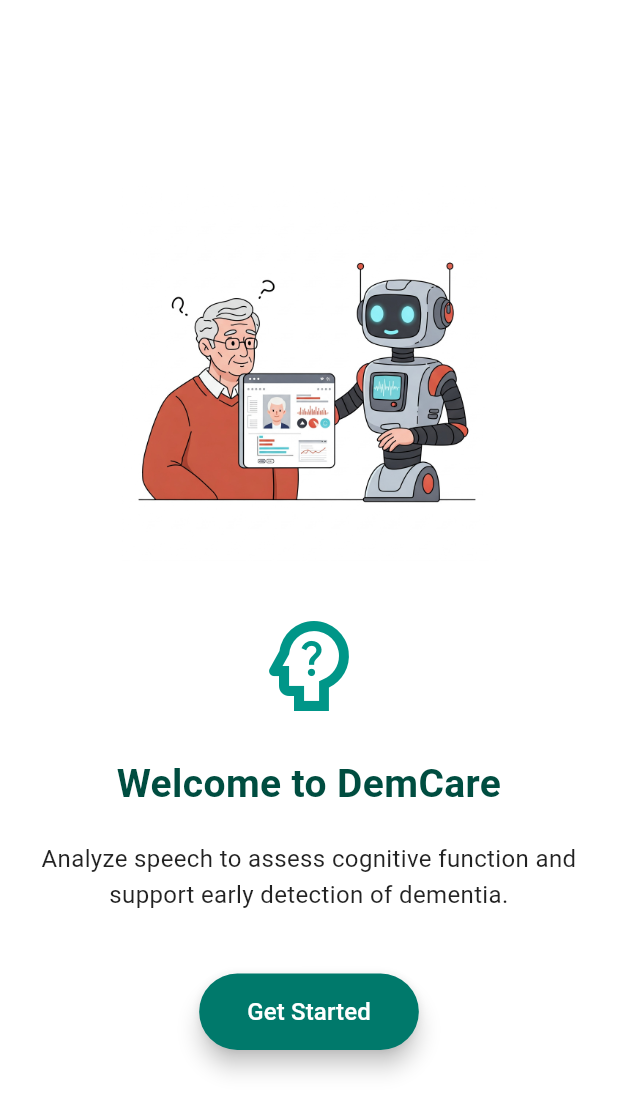
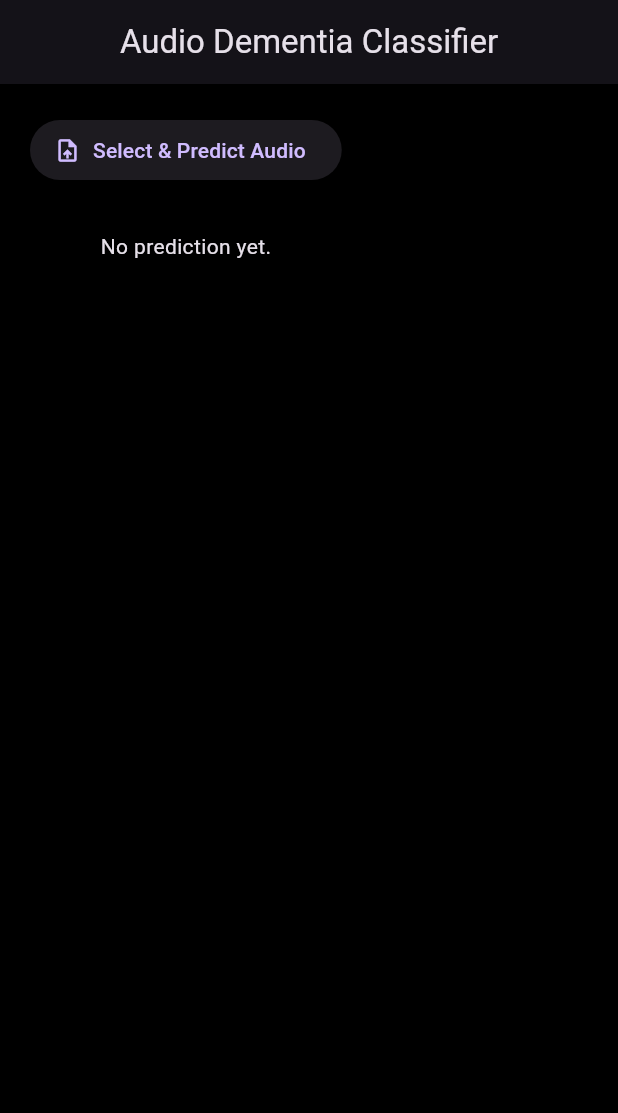
Before and after one commit to shamininayagam/Dementia-Prediction-App, a Flutter app: the screen it shows after launch, on a phone screen of 412 x 824 dp. Shown: the top 1113 px of the screen. Run offline on Flutter 3.47's test engine with Material 3 defaults, Android fonts, the phone set to English and light mode, and no system bars; our stand-ins replace file_picker.

Commit message:
AudioPredict[implementaion]:working of prediction of audio files

```diff
--- a/lib/main.dart
+++ b/lib/main.dart
@@ -1,3 +1,4 @@
+import 'package:dem_app/screens/audio_predict_page.dart';
 import 'package:flutter/material.dart';
 import 'screens/splash_screen.dart';
 
@@ -14,7 +15,7 @@ class MyApp extends StatelessWidget {
         primaryColor: Colors.deepPurple.shade200,
         scaffoldBackgroundColor: Colors.black,
       ),
-      home: SplashScreen(),
+      home: AudioPredictPage(),
     );
   }
 }
--- /dev/null
+++ b/lib/screens/audio_predict_page.dart
@@ -0,0 +1,139 @@
+import 'package:flutter/material.dart';
+import 'package:file_picker/file_picker.dart';
+import 'package:http/http.dart' as http;
+import 'dart:convert';
+import 'dart:io';
+
+class AudioPredictPage extends StatefulWidget {
+  const AudioPredictPage({super.key});
+
+  @override
+  State<AudioPredictPage> createState() => _AudioPredictPageState();
+}
+
+class _AudioPredictPageState extends State<AudioPredictPage> {
+  String? _prediction;
+  double? _confidenceAD;
+  double? _confidenceCN;
+  bool _isLoading = false;
+  String? _error;
+
+  Future<void> _pickAndSendAudio() async {
+    setState(() {
+      _isLoading = true;
+      _prediction = null;
+      _error = null;
+    });
+
+    try {
+      FilePickerResult? result = await FilePicker.platform.pickFiles(
+        type: FileType.custom,
+        allowedExtensions: ['wav'],
+      );
+
+      if (result == null || result.files.single.path == null) {
+        setState(() {
+          _isLoading = false;
+          _error = 'No file selected.';
+        });
+        return;
+      }
+
+      File audioFile = File(result.files.single.path!);
+
+      var url = Uri.parse('http://127.0.0.1:5000/ping');
+
+      try {
+        var response = await http.get(url).timeout(Duration(seconds: 10));
+        if (response.statusCode == 200) {
+          print('Server says: ${response.body}');
+        } else {
+          print('Failed with status: ${response.statusCode}');
+        }
+      } catch (e) {
+        print('Error connecting to server: $e');
+      }
+
+
+      var uri = Uri.parse('http://127.0.0.1:5000/predict');
+      print(uri);
+      var request = http.MultipartRequest('POST', uri)
+        ..files.add(await http.MultipartFile.fromPath('file', audioFile.path));
+      print(request);
+      var response = await request.send().timeout(Duration(seconds: 500));
+      if (response.statusCode == 200) {
+        final responseBody = await response.stream.bytesToString();
+        final data = json.decode(responseBody);
+
+        setState(() {
+          _prediction = data['class_name'];
+          _confidenceAD = data['confidence']['AD'];
+          _confidenceCN = data['confidence']['CN'];
+          _isLoading = false;
+        });
+      } else {
+        final errorText = await response.stream.bytesToString();
+        setState(() {
+          _error = 'Server error: $errorText';
+          _isLoading = false;
+        });
+      }
+    } catch (e) {
+      setState(() {
+        _error = 'Unexpected error: $e';
+        _isLoading = false;
+      });
+    }
+  }
+
+  Widget _buildResultSection() {
+    if (_isLoading) {
+      return const CircularProgressIndicator();
+    }
+
+    if (_error != null) {
+      return Text(_error!, style: const TextStyle(color: Colors.red));
+    }
+
+    if (_prediction != null) {
+      return Column(
+        crossAxisAlignment: CrossAxisAlignment.start,
+        children: [
+          Text(
+            'Prediction: $_prediction',
+            style: const TextStyle(fontSize: 20, fontWeight: FontWeight.bold),
+          ),
+          const SizedBox(height: 10),
+          Text('Confidence (AD): ${(_confidenceAD! * 100).toStringAsFixed(2)}%'),
+          Text('Confidence (CN): ${(_confidenceCN! * 100).toStringAsFixed(2)}%'),
+        ],
+      );
+    }
+
+    return const Text('No prediction yet.');
+  }
+
+  @override
+  Widget build(BuildContext context) {
+    return Scaffold(
+      appBar: AppBar(
+        title: const Text('Audio Dementia Classifier'),
+        centerTitle: true,
+      ),
+      body: Padding(
+        padding: const EdgeInsets.all(20.0),
+        child: Column(
+          children: [
+            ElevatedButton.icon(
+              onPressed: _pickAndSendAudio,
+              icon: const Icon(Icons.upload_file),
+              label: const Text("Select & Predict Audio"),
+            ),
+            const SizedBox(height: 30),
+            _buildResultSection(),
+          ],
+        ),
+      ),
+    );
+  }
+}
--- a/lib/screens/result_screen.dart
+++ b/lib/screens/result_screen.dart
@@ -77,7 +77,7 @@ class _ResultScreenState extends State<ResultScreen> {
               Text(
                 'Estimated Accuracy: ${widget.accuracy.toStringAsFixed(1)}%',
                 style: const TextStyle(
-                    fontSize: 18, color: Colors.black26),
+                    fontSize: 18, color: Colors.black87),
               ),
               const SizedBox(height: 10),
               Text(
--- a/pubspec.yaml
+++ b/pubspec.yaml
@@ -30,11 +30,14 @@ environment:
 dependencies:
   flutter:
     sdk: flutter
-  file_picker: ^9.2.3
+
+  file_picker: ^10.1.2
+
   lottie: ^3.3.1
   # The following adds the Cupertino Icons font to your application.
   # Use with the CupertinoIcons class for iOS style icons.
   cupertino_icons: ^1.0.8
+  http: ^1.3.0
 
 dev_dependencies:
   flutter_test:
```
Also changed, not shown: pubspec.lock.
